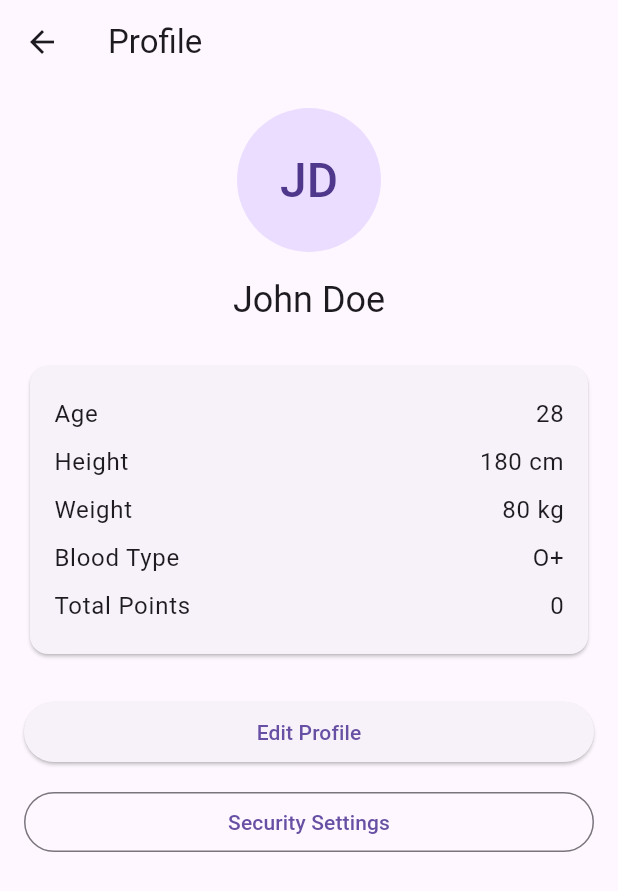
After one commit to Mohamed1341412/Gym-Progress-Tracker-My-GPT-, a Flutter app: the screen it shows once a user with an empty profile is signed in, after a tap on the "person" icon, on a phone screen of 412 x 824 dp. The commit adds this screen. Shown: the top 891 px of the screen. Run offline on Flutter 3.47's test engine with Material 3 defaults, Android fonts, the phone set to English and light mode, and no system bars; our stand-ins replace firebase_auth, firebase_core, google_sign_in; missing offline and left inert: flutter_facebook_auth; accounts and stored records are empty; generated files the repository leaves out were written again; network calls fail.

Commit message:
ProfileScreen

```diff
--- a/lib/main.dart
+++ b/lib/main.dart
@@ -10,6 +10,7 @@ import 'screens/home_screen.dart';
 import 'screens/workout_screen.dart';
 import 'screens/exercise_list_screen.dart';
 import 'screens/workout_log_screen.dart';
+import 'screens/profile_screen.dart';
 import 'services/auth_service.dart';
 
 Future<void> main() async {
@@ -61,6 +62,7 @@ class GymProgressTrackerApp extends StatelessWidget {
             final exercise = ModalRoute.of(context)!.settings.arguments as String;
             return WorkoutLogScreen(exercise: exercise);
           },
+          '/profile': (context) => const ProfileScreen(),
         },
       ),
     );
--- a/lib/screens/home_screen.dart
+++ b/lib/screens/home_screen.dart
@@ -22,7 +22,17 @@ class HomeScreen extends StatelessWidget {
   @override
   Widget build(BuildContext context) {
     return Scaffold(
-      appBar: AppBar(title: const Text('Choose a Category')),
+      appBar: AppBar(
+        title: const Text('Choose a Category'),
+        actions: [
+          IconButton(
+            icon: const Icon(Icons.person),
+            onPressed: () {
+              Navigator.pushNamed(context, '/profile');
+            },
+          ),
+        ],
+      ),
       body: Container(
         decoration: const BoxDecoration(
           gradient: LinearGradient(
--- /dev/null
+++ b/lib/screens/profile_screen.dart
@@ -0,0 +1,88 @@
+import 'package:flutter/material.dart';
+import '../utils/user_progress.dart';
+
+class ProfileScreen extends StatelessWidget {
+  const ProfileScreen({Key? key}) : super(key: key);
+
+  @override
+  Widget build(BuildContext context) {
+    const mockName = 'John Doe';
+    const mockAge = 28;
+    const mockHeight = 180; // cm
+    const mockWeight = 80; // kg
+    const mockBloodType = 'O+';
+
+    return Scaffold(
+      appBar: AppBar(title: const Text('Profile')),
+      body: SingleChildScrollView(
+        padding: const EdgeInsets.all(16),
+        child: Column(
+          crossAxisAlignment: CrossAxisAlignment.stretch,
+          children: [
+            Center(
+              child: CircleAvatar(
+                radius: 48,
+                child: Text(
+                  mockName.split(' ').map((e) => e[0]).take(2).join(),
+                  style: const TextStyle(fontSize: 32),
+                ),
+              ),
+            ),
+            const SizedBox(height: 16),
+            Center(
+              child: Text(
+                mockName,
+                style: Theme.of(context).textTheme.headlineSmall,
+              ),
+            ),
+            const SizedBox(height: 24),
+            Card(
+              child: Padding(
+                padding: const EdgeInsets.all(16),
+                child: Column(
+                  children: [
+                    _InfoRow(label: 'Age', value: '$mockAge'),
+                    _InfoRow(label: 'Height', value: '$mockHeight cm'),
+                    _InfoRow(label: 'Weight', value: '$mockWeight kg'),
+                    _InfoRow(label: 'Blood Type', value: mockBloodType),
+                    _InfoRow(label: 'Total Points', value: '${UserProgress.totalPoints}'),
+                  ],
+                ),
+              ),
+            ),
+            const SizedBox(height: 24),
+            ElevatedButton(
+              onPressed: () {},
+              child: const Text('Edit Profile'),
+            ),
+            const SizedBox(height: 12),
+            OutlinedButton(
+              onPressed: () {},
+              child: const Text('Security Settings'),
+            ),
+          ],
+        ),
+      ),
+    );
+  }
+}
+
+class _InfoRow extends StatelessWidget {
+  final String label;
+  final String value;
+  const _InfoRow({Key? key, required this.label, required this.value}) : super(key: key);
+
+  @override
+  Widget build(BuildContext context) {
+    return Padding(
+      padding: const EdgeInsets.symmetric(vertical: 4),
+      child: Row(
+        mainAxisAlignment: MainAxisAlignment.spaceBetween,
+        children: [
+          Text(label, style: Theme.of(context).textTheme.bodyLarge),
+          Text(value, style: Theme.of(context).textTheme.bodyLarge),
+        ],
+      ),
+    );
+  }
+}
```
